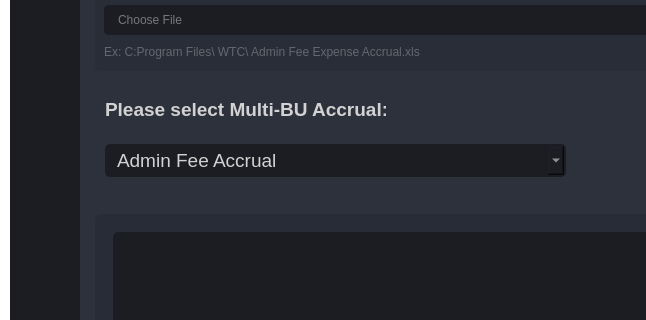
Before: the Qt Designer form Beta Project - Velocity/Base-Lab/GUI_BASE.ui in SebasIvan26/Python-DEV, drawn with Qt 5; both pictures show x 0 to 646 and y 136 to 456 of the 1000 by 720 pixel window.
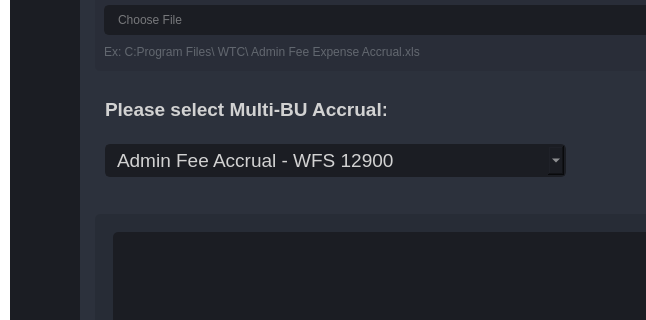
After: the same form once the commit is applied. Icons and pictures are not drawn.

What changed in the file:
```diff
--- a/Beta Project - Velocity/Base-Lab/GUI_BASE.ui
+++ b/Beta Project - Velocity/Base-Lab/GUI_BASE.ui
@@ -3182,7 +3182,12 @@
                     </property>
                     <item>
                      <property name="text">
-                      <string>Admin Fee Accrual</string>
+                      <string>Admin Fee Accrual - WFS 12900</string>
+                     </property>
+                    </item>
+                    <item>
+                     <property name="text">
+                      <string>Admin Fee Accrual - WLSA 12101</string>
                      </property>
                     </item>
                    </widget>
```
Left out of the diff: 4 changed lines with no effect on the pictures.
